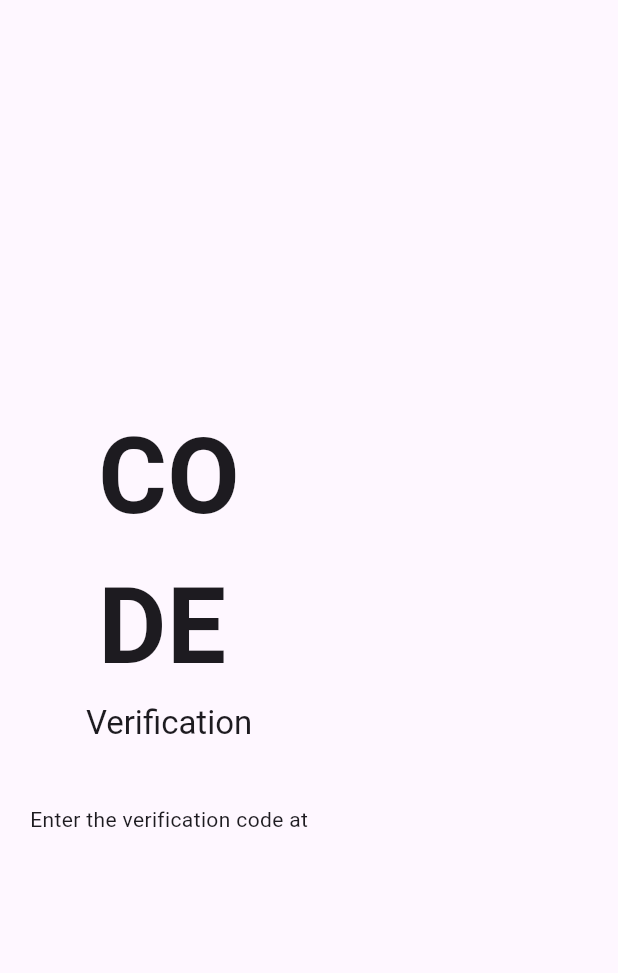
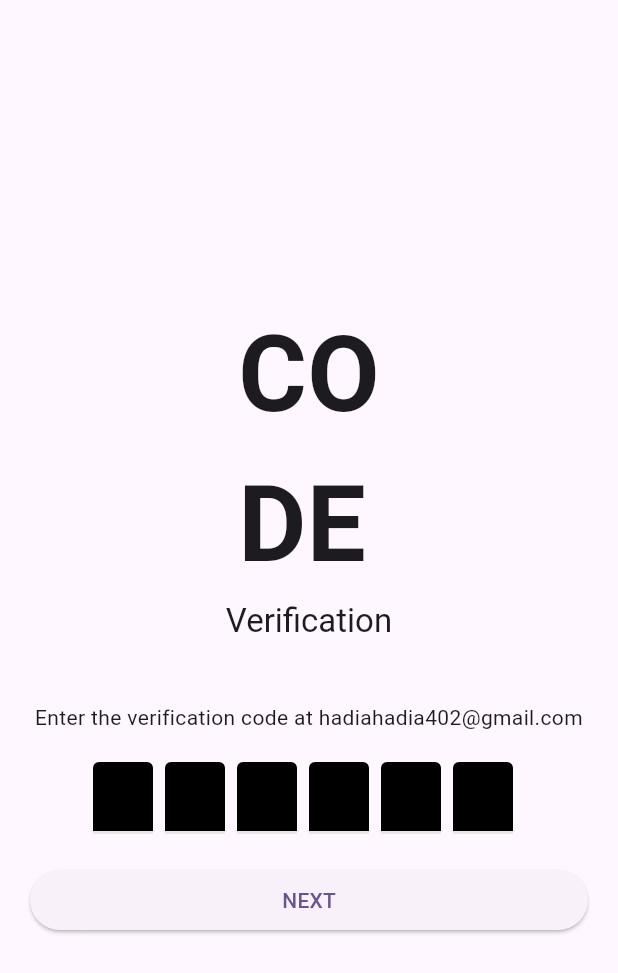
Before and after one commit to adan-s/FYP-Watchful-Eyes, a Flutter app: the OTPSCREEN screen opened directly, on a phone screen of 412 x 824 dp. Shown: the top 973 px of the screen. Run offline on Flutter 3.47's test engine with Material 3 defaults, Android fonts, the phone set to English and light mode, and no system bars; drawn by our look-alikes of flutter_otp_text_field; our stand-ins replace cloud_firestore, dio, file_picker, firebase_auth, firebase_core, firebase_database and 5 more; accounts and stored records are empty; Roboto replaces fonts that are missing (Times New Roman).

```diff
--- /dev/null
+++ b/lib/authentication/controllers/otp_controller.dart
@@ -0,0 +1,14 @@
+
+
+import 'package:fyp/authentication/authentication_repo.dart';
+import 'package:fyp/screens/login_screen.dart';
+import 'package:get/get.dart';
+
+class otpcontroller extends GetxController{
+  static otpcontroller get instance => Get.find();
+
+  void VerifyOTP(String otp) async{
+    var isVerified = await AuthenticationRepository.instance.verifyotp(otp);
+    isVerified ? Get.offAll(const LoginScreen()) : Get.back();
+  }
+}
--- a/lib/screens/otp_screen.dart
+++ b/lib/screens/otp_screen.dart
@@ -1,27 +1,56 @@
-
-
 import 'package:flutter/cupertino.dart';
 import 'package:flutter/material.dart';
+import 'package:flutter_otp_text_field/flutter_otp_text_field.dart';
+import 'package:fyp/authentication/controllers/otp_controller.dart';
+import 'package:get/get.dart';
+import 'package:get/get_core/src/get_main.dart';
 
-class OTPSCREEN extends StatelessWidget{
-  const OTPSCREEN({Key? key}):super(key:key);
+class OTPSCREEN extends StatelessWidget {
+  const OTPSCREEN({Key? key}) : super(key: key);
 
   @override
-  Widget build(BuildContext context){
+  Widget build(BuildContext context) {
+    Get.put(otpcontroller());
+    var OTP;
     return Scaffold(
       body: Container(
         padding: const EdgeInsets.all(20),
         child: Column(
           mainAxisAlignment: MainAxisAlignment.center,
           children: [
-            Text("CO\nDE", style: TextStyle(
+            Text(
+              "CO\nDE",
+              style: TextStyle(
                 fontFamily: 'Times New Roman',
-              fontWeight: FontWeight.bold,
-              fontSize: 70.0
-            ),),
-            Text("Verification",style: Theme.of(context).textTheme.headline6),
+                fontWeight: FontWeight.bold,
+                fontSize: 70.0,
+              ),
+            ),
+            Text("Verification", style: Theme.of(context).textTheme.headline6),
             const SizedBox(height: 40.0),
-            Text("Enter the verification code at" )
+            Text(
+              "Enter the verification code at hadiahadia402@gmail.com",
+              textAlign: TextAlign.center,
+            ),
+            const SizedBox(height: 20.0),
+            OtpTextField(
+              numberOfFields: 6,
+              fillColor: Colors.black,
+              filled: true,
+              onSubmit: (code){
+                OTP=code;
+                otpcontroller.instance.VerifyOTP(OTP);
+              }),
+            const SizedBox(height: 20.0),
+            SizedBox(
+              width: double.infinity,
+              child: ElevatedButton(
+                onPressed: () {
+                  otpcontroller.instance.VerifyOTP(OTP);
+                },
+                child: const Text("NEXT"),
+              ),
+            ),
           ],
         ),
       ),
```
Also changed, not shown: lib/authentication/authentication_repo.dart (+30 -1 lines), lib/authentication/controllers/signup_controller.dart (+12 -0 lines), lib/screens/signup.dart (+11 -11 lines), pubspec.lock, 1 other file.
